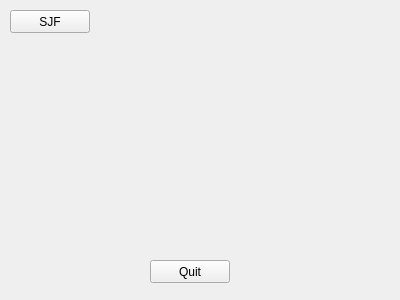
This is processschedulers.ui in orville94Bailey/OpSys as Qt 5 draws it before an edit. The edited form follows.
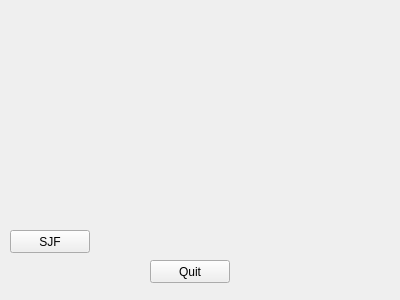
This is the edited form.

Diff of the .ui file:
```diff
--- a/processschedulers.ui
+++ b/processschedulers.ui
@@ -30,7 +30,7 @@
    <property name="geometry">
     <rect>
      <x>10</x>
-     <y>10</y>
+     <y>230</y>
      <width>80</width>
      <height>23</height>
     </rect>
```
